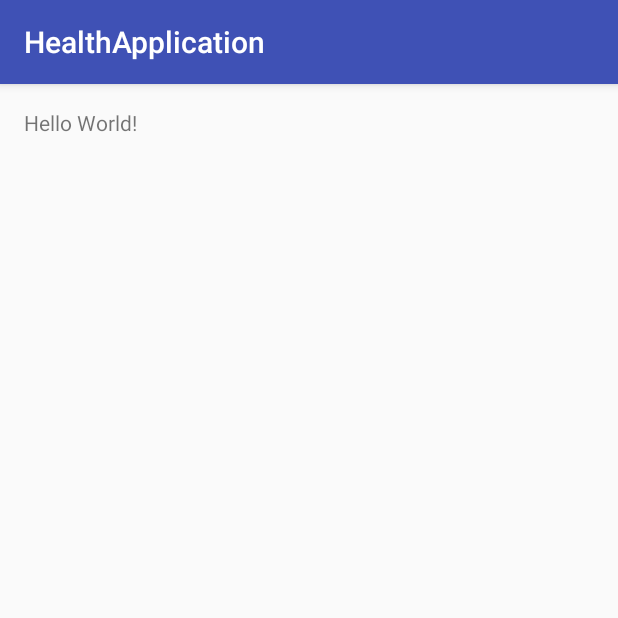
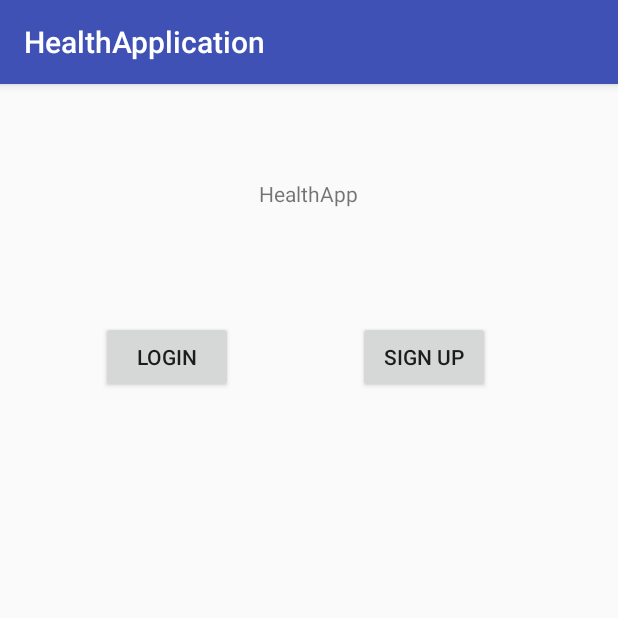
Before and after one commit to lolitosss2/ExamensarbeteApplication, an Android app: the screen it shows after launch (MainActivity), on a phone screen of 412 x 824 dp, the top half of it. Run offline under Robolectric (Android 15) with nearby library versions, the light colour scheme and no system bars; our stand-ins replace Firebase (no records; nobody signed in at launch, a user with empty details on screens opened directly).

Commit message:
Fixed login/sign up activities + firebase

```diff
--- a/app/build.gradle
+++ b/app/build.gradle
@@ -25,5 +25,10 @@ dependencies {
         exclude group: 'com.android.support', module: 'support-annotations'
     })
     compile 'com.android.support:appcompat-v7:24.2.1'
+    compile 'com.google.firebase:firebase-database:9.6.1'
+    compile 'com.google.firebase:firebase-core:9.6.1'
+    compile 'com.google.firebase:firebase-auth:9.6.1'
     testCompile 'junit:junit:4.12'
 }
+
+apply plugin: 'com.google.gms.google-services'
--- a/app/src/main/AndroidManifest.xml
+++ b/app/src/main/AndroidManifest.xml
@@ -1,6 +1,7 @@
 <?xml version="1.0" encoding="utf-8"?>
 <manifest xmlns:android="http://schemas.android.com/apk/res/android"
     package="db.hfad.com.healthapplication">
+    <uses-permission android:name="android.permission.INTERNET" />
 
     <application
         android:allowBackup="true"
@@ -15,6 +16,9 @@
                 <category android:name="android.intent.category.LAUNCHER" />
             </intent-filter>
         </activity>
+        <activity android:name=".LoginActivity"></activity>
+        <activity android:name=".RegisterActivity"></activity>
+        <activity android:name=".HealthApp"></activity>
     </application>
 
 </manifest>
--- a/app/src/main/java/db/hfad/com/healthapplication/MainActivity.java
+++ b/app/src/main/java/db/hfad/com/healthapplication/MainActivity.java
@@ -1,21 +1,97 @@
 package db.hfad.com.healthapplication;
+
+import android.content.Intent;
+
 
 import android.support.v7.app.AppCompatActivity;
 import android.os.Bundle;
+import android.view.View;
+import android.widget.Button;
+
+import com.google.firebase.auth.FirebaseAuth;
+import com.google.firebase.database.DataSnapshot;
+import com.google.firebase.database.DatabaseError;
+import com.google.firebase.database.DatabaseReference;
+import com.google.firebase.database.FirebaseDatabase;
+import com.google.firebase.database.ValueEventListener;
+
 
 public class MainActivity extends AppCompatActivity {
+    private Button loginBtn;
+    private Button createAccountBtn;
 
-    //test
+    private FirebaseDatabase database;
+    private DatabaseReference mDatabaseUsers;
+    private FirebaseAuth mAuth;
 
-    //Lolita testar
-    // Testar
-    // Hanna testar lite
-    String test;
+    private FirebaseAuth.AuthStateListener mAuthListener;
 
     @Override
     protected void onCreate(Bundle savedInstanceState) {
         super.onCreate(savedInstanceState);
         setContentView(R.layout.activity_main);
-        String test = "";
+
+        loginBtn=(Button) findViewById(R.id.log_in_btn);
+        createAccountBtn = (Button)findViewById(R.id.create_account_btn);
+
+        database = FirebaseDatabase.getInstance();
+        mDatabaseUsers = FirebaseDatabase.getInstance().getReference().child("Users");
+
+        mAuth = FirebaseAuth.getInstance();
+
+        checkUserExist();
+
+        loginBtn.setOnClickListener(new View.OnClickListener() {
+            @Override
+            public void onClick(View v) {
+                login();
+            }
+        });
+
+        createAccountBtn.setOnClickListener(new View.OnClickListener() {
+            @Override
+            public void onClick(View v) {
+                register();
+            }
+        });
+
+    }
+
+    private void checkUserExist() {
+        if(mAuth.getCurrentUser() != null) {
+            final String user_id = mAuth.getCurrentUser().getUid();
+
+            mDatabaseUsers.addValueEventListener(new ValueEventListener() {
+                @Override
+                public void onDataChange(DataSnapshot dataSnapshot) {
+
+                    if (dataSnapshot.hasChild(user_id)) {
+
+                        Intent setupIntent = new Intent(MainActivity.this, HealthApp.class);
+                        setupIntent.addFlags(Intent.FLAG_ACTIVITY_CLEAR_TOP);
+                        startActivity(setupIntent);
+
+                    }
+                }
+
+
+                @Override
+                public void onCancelled(DatabaseError databaseError) {
+
+                }
+            });
+        }
+
+    }
+
+
+    private void register() {
+        Intent registerIntent = new Intent(MainActivity.this,RegisterActivity.class);
+        startActivity(registerIntent);
+    }
+
+    private void login() {
+        Intent loginIntent = new Intent(MainActivity.this,LoginActivity.class);
+        startActivity(loginIntent);
     }
 }
--- a/app/src/main/res/layout/activity_main.xml
+++ b/app/src/main/res/layout/activity_main.xml
@@ -4,14 +4,37 @@
     android:id="@+id/activity_main"
     android:layout_width="match_parent"
     android:layout_height="match_parent"
-    android:paddingBottom="@dimen/activity_vertical_margin"
-    android:paddingLeft="@dimen/activity_horizontal_margin"
-    android:paddingRight="@dimen/activity_horizontal_margin"
-    android:paddingTop="@dimen/activity_vertical_margin"
     tools:context="db.hfad.com.healthapplication.MainActivity">
 
-    <TextView
+
+    <Button
+        android:text="@string/sign_up_btn"
         android:layout_width="wrap_content"
         android:layout_height="wrap_content"
-        android:text="Hello World!" />
+        android:id="@+id/create_account_btn"
+        android:layout_marginTop="75dp"
+        android:layout_below="@+id/appname_textview"
+        android:layout_toRightOf="@+id/appname_textview"
+        android:layout_toEndOf="@+id/appname_textview" />
+
+    <Button
+        android:layout_width="wrap_content"
+        android:layout_height="wrap_content"
+        android:id="@+id/log_in_btn"
+        android:text="@string/log_in_btn"
+        android:layout_alignBaseline="@+id/create_account_btn"
+        android:layout_alignBottom="@+id/create_account_btn"
+        android:layout_alignParentLeft="true"
+        android:layout_alignParentStart="true"
+        android:layout_marginLeft="67dp"
+        android:layout_marginStart="67dp" />
+
+    <TextView
+        android:text="@string/healthapp_textview"
+        android:layout_width="wrap_content"
+        android:layout_height="wrap_content"
+        android:id="@+id/appname_textview"
+        android:layout_alignParentTop="true"
+        android:layout_centerHorizontal="true"
+        android:layout_marginTop="63dp" />
 </RelativeLayout>
--- a/app/src/main/res/values/strings.xml
+++ b/app/src/main/res/values/strings.xml
@@ -1,3 +1,16 @@
 <resources>
     <string name="app_name">HealthApplication</string>
+    <string name="healthapp_textview">HealthApp</string>
+    <string name="log_in_btn">Login</string>
+    <string name="sign_up_btn">Sign up</string>
+    <string name="write_your_email_edittext">Write your email...</string>
+    <string name="write_your_password_edittext">Write your password...</string>
+    <string name="login_enter_button">Login</string >
+    <string name="write_your_name_register_edittext">Write your name...</string>
+    <string name="write_your_email_register_edittext">Write your email...</string>
+    <string name="write_your_password_register_edittext">Write your password...</string>
+    <string name="sign_up_register_btn">Sign up</string>
+    <string name="hej_textview">Hej!</string>
+
+
 </resources>
--- a/build.gradle
+++ b/build.gradle
@@ -6,7 +6,7 @@ buildscript {
     }
     dependencies {
         classpath 'com.android.tools.build:gradle:2.2.0'
-
+        classpath 'com.google.gms:google-services:3.0.0'
         // NOTE: Do not place your application dependencies here; they belong
         // in the individual module build.gradle files
     }
```
Also changed, not shown: 1 other file.
